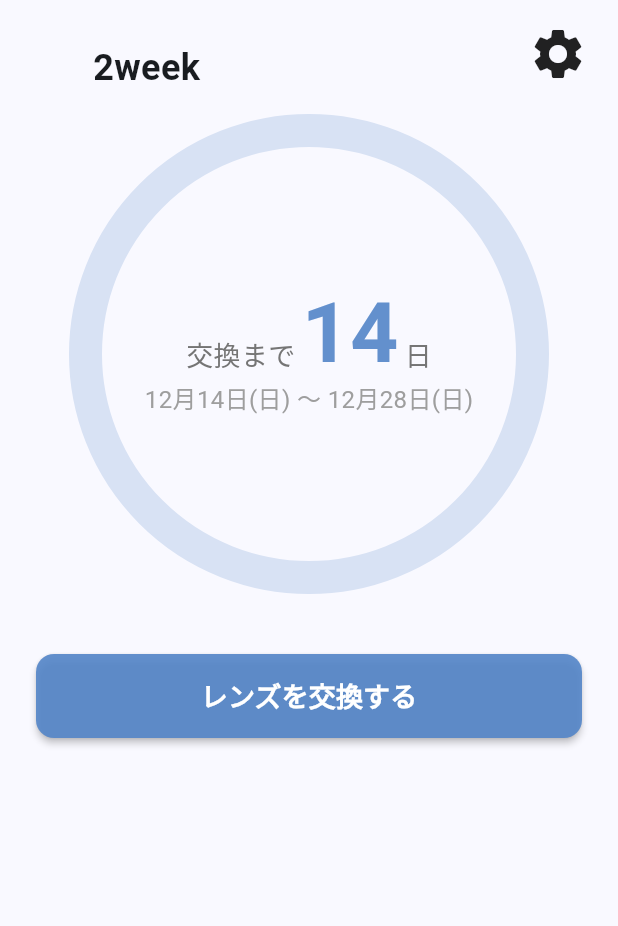
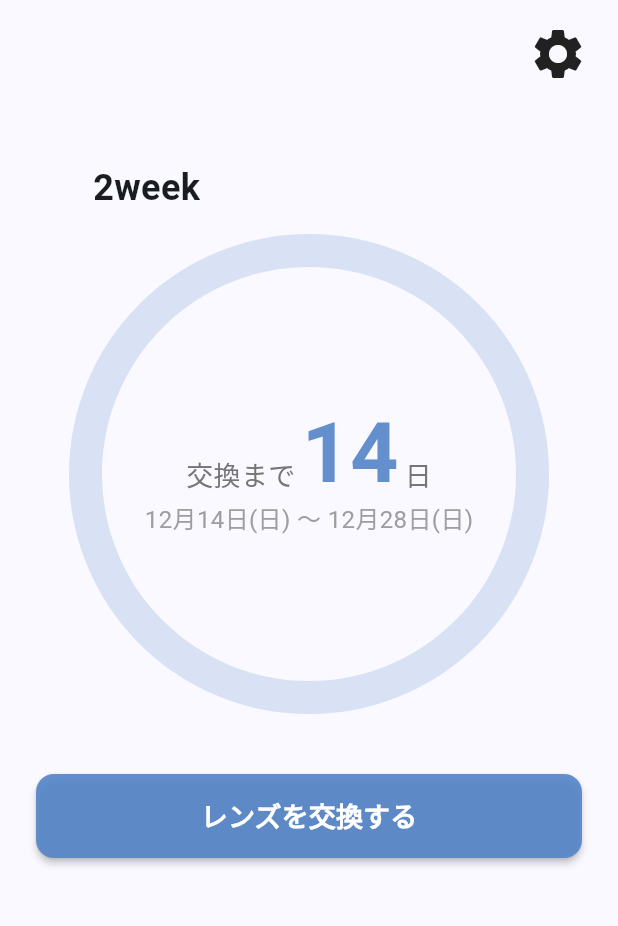
Before and after one commit to N-plus/contact_lens_management, a Flutter app: the screen it shows after launch, after a tap on "今回はしない", on a phone screen of 412 x 824 dp, the part 84-1010 px from its top. Run offline on Flutter 3.47's test engine with Material 3 defaults, Android fonts, the phone set to English and light mode, and no system bars; our stand-ins replace audioplayers, flutter_local_notifications, shared_preferences, timezone.

Commit message:
Make HomeScreen layout non-scrollable

```diff
--- a/lib/main.dart
+++ b/lib/main.dart
@@ -825,8 +825,6 @@ class HomeScreen extends StatefulWidget {
 
 class _HomeScreenState extends State<HomeScreen> {
   late final AudioPlayer _audioPlayer;
-  late final ScrollController _scrollController;
-  bool _allowScroll = false;
 
   static const Color overdueColor = Color(0xE5BB5858);
 
@@ -834,29 +832,12 @@ class _HomeScreenState extends State<HomeScreen> {
   void initState() {
     super.initState();
     _audioPlayer = AudioPlayer();
-    _scrollController = ScrollController();
   }
 
   @override
   void dispose() {
-    _scrollController.dispose();
     _audioPlayer.dispose();
     super.dispose();
-  }
-
-  void _updateScrollability() {
-    WidgetsBinding.instance.addPostFrameCallback((_) {
-      if (!mounted || !_scrollController.hasClients) {
-        return;
-      }
-
-      final shouldAllowScroll = _scrollController.position.maxScrollExtent > 0;
-      if (_allowScroll != shouldAllowScroll) {
-        setState(() {
-          _allowScroll = shouldAllowScroll;
-        });
-      }
-    });
   }
 
   @override
@@ -880,8 +861,6 @@ class _HomeScreenState extends State<HomeScreen> {
     final hasSecondProfile = state.hasSecondProfile;
     final inventoryCount = state.inventoryCount;
 
-    _updateScrollability();
-
     return Scaffold(
       appBar: AppBar(
         title: const Text('コンタクト交換管理'),
@@ -892,16 +871,8 @@ class _HomeScreenState extends State<HomeScreen> {
         top: false,
         child: Stack(
           children: [
-            LayoutBuilder(
-              builder: (context, constraints) {
-                return SingleChildScrollView(
-                  controller: _scrollController,
-                  physics: _allowScroll
-                      ? const ClampingScrollPhysics()
-                      : const NeverScrollableScrollPhysics(),
+            Padding(
               padding: const EdgeInsets.fromLTRB(24, 16, 24, 24),
-                  child: ConstrainedBox(
-                    constraints: BoxConstraints(minHeight: constraints.maxHeight),
               child: Column(
                 crossAxisAlignment: CrossAxisAlignment.stretch,
                 children: [
@@ -922,8 +893,10 @@ class _HomeScreenState extends State<HomeScreen> {
                         : const SizedBox.shrink(),
                   ),
                   if (hasSecondProfile) const SizedBox(height: 20),
-                        Center(
+                  Expanded(
+                    child: Center(
                       child: Column(
+                        mainAxisSize: MainAxisSize.min,
                         children: [
                           SizedBox(
                             width: chartSize,
@@ -1100,6 +1073,7 @@ class _HomeScreenState extends State<HomeScreen> {
                         ],
                       ),
                     ),
+                  ),
                   if (state.shouldShowInventoryOnboarding) ...[
                     const SizedBox(height: 16),
                     InventoryOnboardingCard(
@@ -1152,9 +1126,6 @@ class _HomeScreenState extends State<HomeScreen> {
                   ],
                 ],
               ),
-                  ),
-                );
-              },
             ),
             Positioned(
               top: 10,
```
Lines whose indentation alone changed are shown as unchanged.
